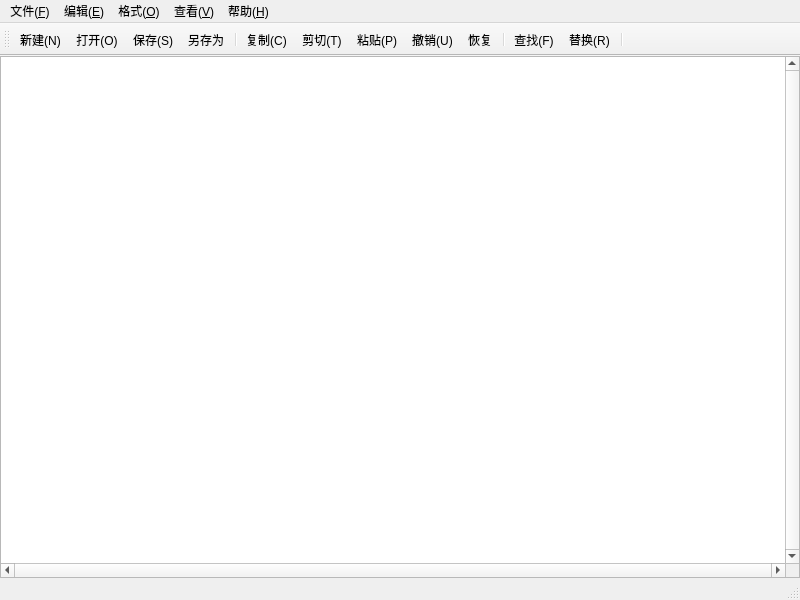
The window that mainwindow.ui (themiss0/qt_complete_notebook) describes before a commit, drawn with Qt 5.
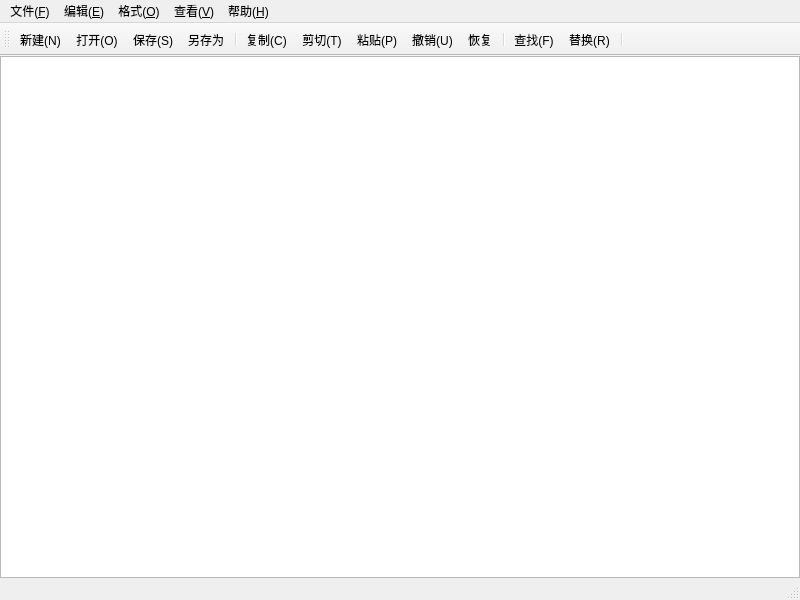
The same window after the commit. Icons and pictures are not drawn. Custom widgets are drawn as their Qt base class.

Patch:
```diff
--- a/mainwindow.ui
+++ b/mainwindow.ui
@@ -28,17 +28,7 @@
      <number>0</number>
     </property>
     <item>
-     <widget class="CodeEditor" name="TextEdit">
-      <property name="styleSheet">
-       <string notr="true"/>
-      </property>
-      <property name="verticalScrollBarPolicy">
-       <enum>Qt::ScrollBarPolicy::ScrollBarAlwaysOn</enum>
-      </property>
-      <property name="horizontalScrollBarPolicy">
-       <enum>Qt::ScrollBarPolicy::ScrollBarAlwaysOn</enum>
-      </property>
-     </widget>
+     <widget class="CodeEditor" name="TextEdit"/>
     </item>
    </layout>
   </widget>
```
